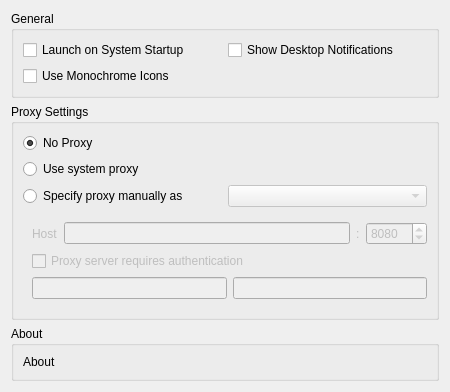
Qt form src/mirall/generalsettings.ui (GrossLukas/client) before a commit.
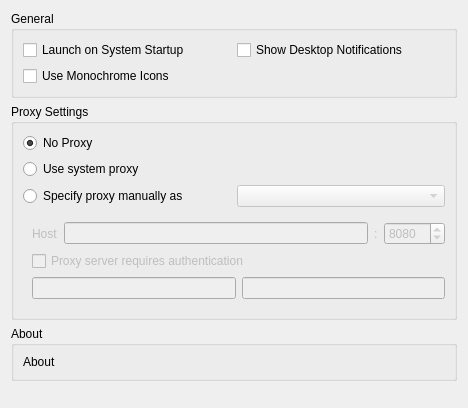
The same form after that commit.

Commit message: General Settings: Fix spacing in layout

Patch:
```diff
--- a/src/mirall/generalsettings.ui
+++ b/src/mirall/generalsettings.ui
@@ -6,8 +6,8 @@
    <rect>
     <x>0</x>
     <y>0</y>
-    <width>450</width>
-    <height>384</height>
+    <width>468</width>
+    <height>408</height>
    </rect>
   </property>
   <property name="windowTitle">
@@ -134,7 +134,7 @@
            <item>
             <widget class="QSpinBox" name="portSpinBox">
              <property name="enabled">
-              <bool>true</bool>
+              <bool>false</bool>
              </property>
              <property name="sizePolicy">
               <sizepolicy hsizetype="Maximum" vsizetype="Fixed">
@@ -158,7 +158,7 @@
          <item>
           <widget class="QCheckBox" name="authRequiredcheckBox">
            <property name="enabled">
-            <bool>true</bool>
+            <bool>false</bool>
            </property>
            <property name="text">
             <string>Proxy server requires authentication</string>
@@ -177,7 +177,7 @@
             <item>
              <widget class="QLineEdit" name="userLineEdit">
               <property name="enabled">
-               <bool>true</bool>
+               <bool>false</bool>
               </property>
               <property name="text">
                <string/>
@@ -187,7 +187,7 @@
             <item>
              <widget class="QLineEdit" name="passwordLineEdit">
               <property name="enabled">
-               <bool>true</bool>
+               <bool>false</bool>
               </property>
               <property name="text">
                <string/>
@@ -222,6 +222,19 @@
      </layout>
     </widget>
    </item>
+   <item>
+    <spacer name="verticalSpacer">
+     <property name="orientation">
+      <enum>Qt::Vertical</enum>
+     </property>
+     <property name="sizeHint" stdset="0">
+      <size>
+       <width>20</width>
+       <height>0</height>
+      </size>
+     </property>
+    </spacer>
+   </item>
   </layout>
  </widget>
  <resources/>
```
The commit also changes 1 other file.
